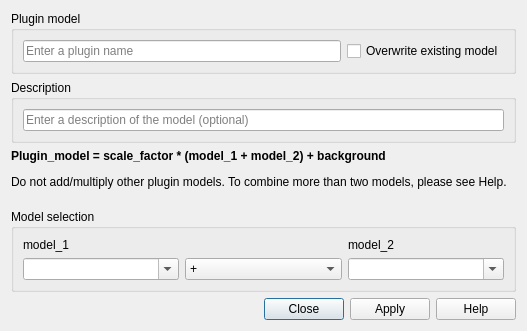
First picture: the form in src/sas/qtgui/Utilities/UI/AddMultEditorUI.ui, repository SasView/sasview, before the edit.
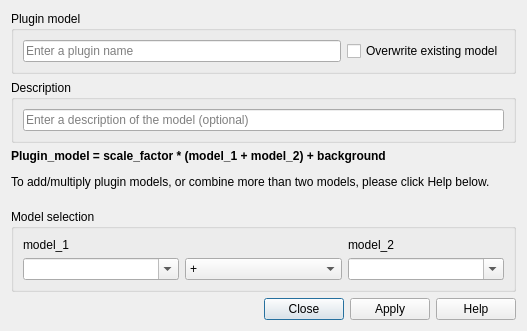
Second picture: the form after the edit.

Commit message: Change to new text in Add/Multiply box

```diff
--- a/src/sas/qtgui/Utilities/UI/AddMultEditorUI.ui
+++ b/src/sas/qtgui/Utilities/UI/AddMultEditorUI.ui
@@ -163,7 +163,7 @@
    <item row="2" column="0">
     <widget class="QLabel" name="lblEquation">
      <property name="text">
-      <string>&lt;html&gt;&lt;head/&gt;&lt;body&gt;&lt;p&gt;&lt;span style=&quot; font-weight:600;&quot;&gt;Plugin_model = scale_factor * (model_1 + model_2) + background&lt;/span&gt;&lt;/p&gt;&lt;p&gt;Do not add/multiply other plugin models. To combine more than two models, please see Help.&lt;br/&gt;&lt;/p&gt;&lt;/body&gt;&lt;/html&gt;</string>
+      <string>&lt;html&gt;&lt;head/&gt;&lt;body&gt;&lt;p&gt;&lt;span style=&quot; font-weight:600;&quot;&gt;Plugin_model = scale_factor * (model_1 + model_2) + background&lt;/span&gt;&lt;/p&gt;&lt;p&gt;To add/multiply plugin models, or combine more than two models, please click Help below.&lt;br/&gt;&lt;/p&gt;&lt;/body&gt;&lt;/html&gt;</string>
      </property>
     </widget>
    </item>
```
